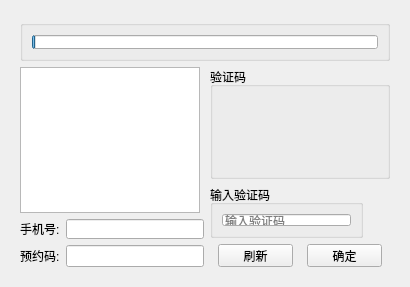
The window that gui/uitemplate/taskviewwidget.ui (crazypoo/geniusbar-reserver) describes before a commit, drawn with Qt 5.
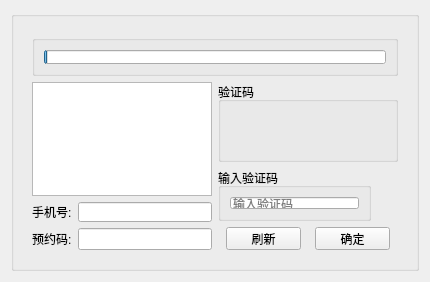
The same window after the commit.

Diff of the .ui file:
```diff
--- a/gui/uitemplate/taskviewwidget.ui
+++ b/gui/uitemplate/taskviewwidget.ui
@@ -6,20 +6,26 @@
    <rect>
     <x>0</x>
     <y>0</y>
-    <width>410</width>
-    <height>287</height>
+    <width>430</width>
+    <height>277</height>
    </rect>
   </property>
   <property name="windowTitle">
    <string>Form</string>
   </property>
+  <layout class="QHBoxLayout" name="horizontalLayout_7">
+   <item>
+    <widget class="QGroupBox" name="groupBox">
+     <property name="title">
+      <string/>
+     </property>
   <layout class="QVBoxLayout" name="verticalLayout_6">
    <item>
     <widget class="QStackedWidget" name="stackedWidget">
      <property name="maximumSize">
       <size>
-       <width>411</width>
-       <height>271</height>
+          <width>420</width>
+          <height>280</height>
       </size>
      </property>
      <property name="currentIndex">
@@ -280,6 +286,9 @@
        </item>
       </layout>
      </widget>
+       </widget>
+      </item>
+     </layout>
     </widget>
    </item>
   </layout>
```
Lines whose indentation alone changed are shown as unchanged.
